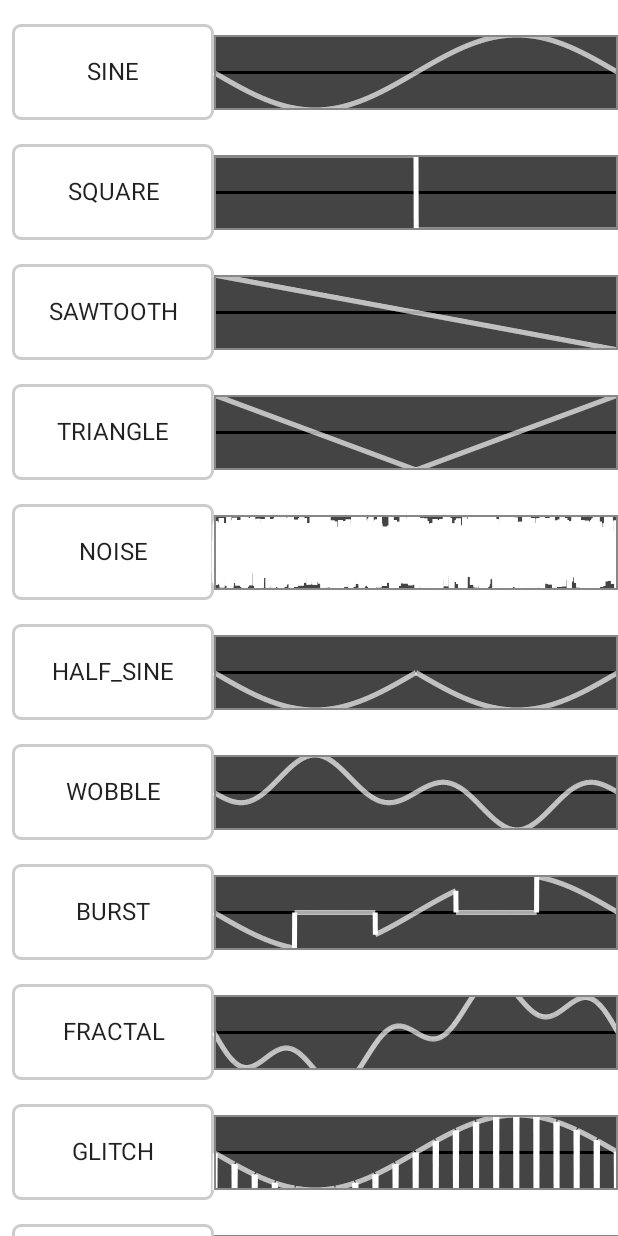
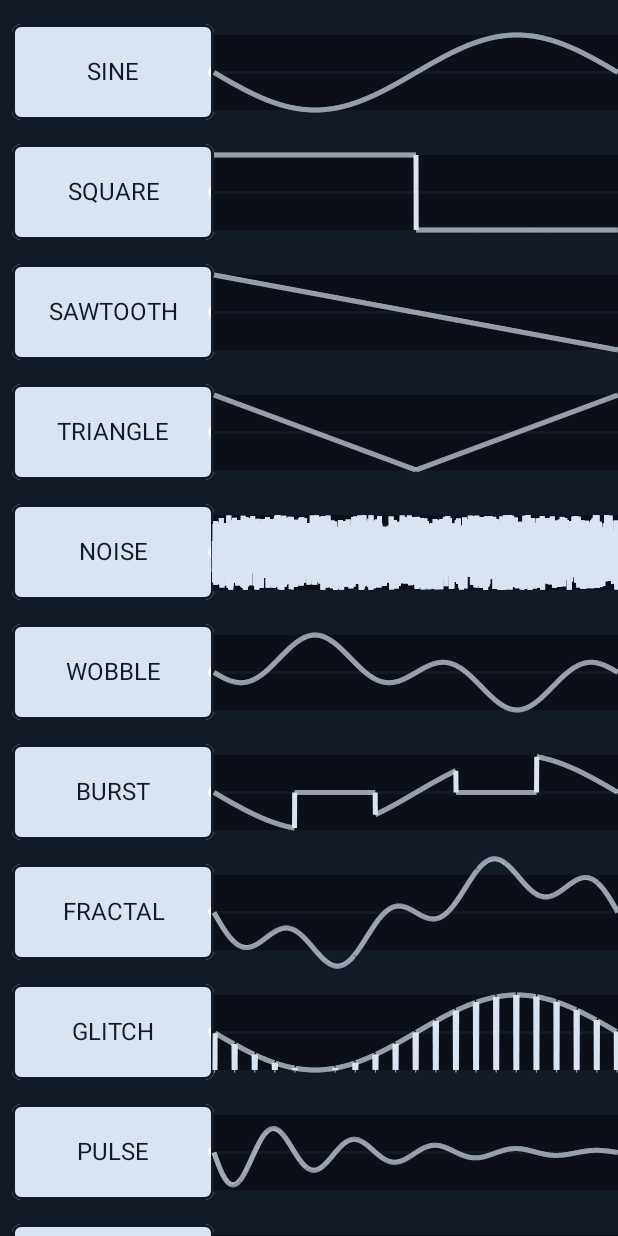
Before and after one commit to Borkec/splinter, an Android app built with Jetpack Compose: the screen it shows after launch (MainActivity), after a tap on "SINE", on a phone screen of 412 x 824 dp. Run offline under Robolectric (Android 15) with nearby library versions, the phone set to English and light mode, and no system bars; 8 statements that could not run were skipped.

Commit message:
[SP-2] Add app style

```diff
--- a/app/build.gradle.kts
+++ b/app/build.gradle.kts
@@ -72,7 +72,6 @@ dependencies {
     implementation(libs.lifecycle.viewmodel.compose)
     implementation(libs.compose.ui)
     implementation(libs.compose.material)
-
     implementation(libs.koin.android.compose)
 
     implementation(libs.oboe)
--- a/app/src/main/java/com/sintegra/splinter/model/WaveModel.kt
+++ b/app/src/main/java/com/sintegra/splinter/model/WaveModel.kt
@@ -64,12 +64,6 @@ enum class WaveType(val generator: (FloatArray, Int, Int) -> Unit) {
         }
     ),
 
-    HALF_SINE(
-        { array, i, size ->
-            array[i] = abs(sin(i.toFloat() / size.toFloat() * 2 * PI)).toFloat()
-        }
-    ),
-
     WOBBLE(
         { array, i, size ->
             val normalized = i.toFloat() / size
--- a/app/src/main/java/com/sintegra/splinter/ui/MainActivity.kt
+++ b/app/src/main/java/com/sintegra/splinter/ui/MainActivity.kt
@@ -19,6 +19,8 @@ package com.sintegra.splinter.ui
 import android.content.Context
 import android.media.AudioManager
 import android.os.Bundle
+import android.util.Log
+import android.view.View
 import androidx.activity.ComponentActivity
 import androidx.activity.compose.setContent
 import androidx.compose.foundation.layout.fillMaxSize
@@ -33,20 +35,26 @@ class MainActivity : ComponentActivity() {
 
     override fun onCreate(savedInstanceState: Bundle?) {
         super.onCreate(savedInstanceState)
+        window.decorView.systemUiVisibility = View.SYSTEM_UI_FLAG_FULLSCREEN
         NativeAudioBridge.openAudioStream()
         setDefaultStreamValues()
 
+
         setContent {
             SplinterTheme {
-                // A surface container using the 'background' color from the theme
                 Surface(
                     modifier = Modifier.fillMaxSize(),
-                    color = MaterialTheme.colors.background
+                    color =  MaterialTheme.colors.background.also { Log.d("debug_log", "$it") }
                 ) {
                     MainScreen()
                 }
             }
         }
+    }
+
+    override fun onResume() {
+        super.onResume()
+        window.decorView.systemUiVisibility = View.SYSTEM_UI_FLAG_FULLSCREEN
     }
 
     override fun onDestroy() {
--- a/app/src/main/java/com/sintegra/splinter/ui/mainscreen/MainScreen.kt
+++ b/app/src/main/java/com/sintegra/splinter/ui/mainscreen/MainScreen.kt
@@ -2,6 +2,8 @@ package com.sintegra.splinter.ui.mainscreen
 
 import androidx.compose.foundation.background
 import androidx.compose.foundation.layout.Box
+import androidx.compose.foundation.layout.fillMaxSize
+import androidx.compose.material.MaterialTheme
 import androidx.compose.runtime.Composable
 import androidx.compose.runtime.collectAsState
 import androidx.compose.runtime.getValue
@@ -52,17 +54,19 @@ fun MainScreenContent(
     onWaveSave: () -> Unit
 ) {
 
-    Box {
+    Box(
+        modifier = Modifier
+    ) {
         when (screenViewState.screen) {
             CurrentScreen.MAIN -> {
                 SplinterArea(
-                    Modifier.background(Color.Black),
                     overlay = { modifier ->
 
                     },
                     onPressed,
                     onHold,
-                    onRelease
+                    onRelease,
+                    Modifier
                 )
 
                 WavePicker(selectedWave, onWavePicked, onCustomWaveClicked)
@@ -81,6 +85,17 @@ fun MainScreenContent(
 @Composable
 fun DefaultPreview() {
     SplinterTheme {
-        MainScreenContent(MainViewSate.SelectedWave.initial, MainViewSate.ScreenViewState(CurrentScreen.MAIN), {}, { _, _ -> }, {}, {}, {}, {}, {}, {}, {})
+        MainScreenContent(
+            MainViewSate.SelectedWave.initial,
+            MainViewSate.ScreenViewState(CurrentScreen.MAIN),
+            {},
+            { _, _ -> },
+            {},
+            {},
+            {},
+            {},
+            {},
+            {},
+            {})
     }
 }
--- a/app/src/main/java/com/sintegra/splinter/ui/mainscreen/SplinterArea.kt
+++ b/app/src/main/java/com/sintegra/splinter/ui/mainscreen/SplinterArea.kt
@@ -1,8 +1,10 @@
 package com.sintegra.splinter.ui.mainscreen
 
 import androidx.compose.foundation.Canvas
+import androidx.compose.foundation.background
 import androidx.compose.foundation.gestures.detectDragGestures
 import androidx.compose.foundation.layout.fillMaxSize
+import androidx.compose.material.MaterialTheme
 import androidx.compose.material.Surface
 import androidx.compose.runtime.Composable
 import androidx.compose.runtime.LaunchedEffect
@@ -19,21 +21,22 @@ import androidx.compose.ui.graphics.graphicsLayer
 import androidx.compose.ui.input.pointer.PointerEventType
 import androidx.compose.ui.input.pointer.PointerInputScope
 import androidx.compose.ui.input.pointer.pointerInput
+import androidx.compose.ui.tooling.preview.Preview
 import androidx.compose.ui.zIndex
 import kotlinx.coroutines.delay
 import java.util.UUID
 
 @Composable
 fun SplinterArea(
-    modifier: Modifier = Modifier,
     overlay: @Composable (Modifier) -> Unit,
     onPressed: () -> Unit,
     onHold: (Float, Float) -> Unit,
-    onRelease: () -> Unit
+    onRelease: () -> Unit,
+    modifier: Modifier = Modifier
 ) {
     val touchCoords: MutableState<Offset?> = remember { mutableStateOf(null) }
+    val points: MutableState<List<TouchPoint>> = remember { mutableStateOf(emptyList()) }
 
-    val points: MutableState<List<TouchPoint>> = remember { mutableStateOf(emptyList()) }
     val fadeDuration = 100L
 
     LaunchedEffect(points) {
@@ -51,26 +54,31 @@ fun SplinterArea(
         }
     }
 
+    val pointerColor = MaterialTheme.colors.primary
 
-    Surface(Modifier
+    Surface(
+        modifier = modifier
             .fillMaxSize()
             .pointerInput(Unit) {
                 getPointerInput(touchCoords, onPressed, onHold, onRelease)
             }
             .pointerInput(Unit) {
                 getDragInput(points)
-        }
+            },
+        color = MaterialTheme.colors.background
     ) {
 
         overlay(Modifier.zIndex(1f))
 
-        Canvas(Modifier.graphicsLayer(renderEffect = BlurEffect(5f, 5f))) {
-            for (i in 0 until points.value.size - 1) { // Stop at the second-to-last element
+        Canvas(
+            modifier = Modifier.graphicsLayer(renderEffect = BlurEffect(5f, 5f))
+        ) {
+            for (i in 0 until points.value.size - 1) {
                 val current = points.value[i]
                 val next = points.value[i + 1]
 
                 drawLine(
-                    Color.LightGray,
+                    pointerColor,
                     current.position,
                     next.position,
                     strokeWidth = 20f * current.alpha,
@@ -82,8 +90,13 @@ fun SplinterArea(
         }
 
         touchCoords.value?.let { midPoint ->
-            Canvas(Modifier) {
-                SplinterPointer(midPoint)
+            Canvas(
+                modifier = Modifier
+            ) {
+                SplinterPointer(
+                    midPoint = midPoint,
+                    color = pointerColor
+                )
             }
         }
     }
@@ -130,6 +143,12 @@ suspend fun PointerInputScope.getDragInput(
     )
 }
 
+@Preview
+@Composable
+fun SplinterAreaPreview() {
+    SplinterArea({}, {}, { _, _ -> }, {})
+}
+
 data class TouchPoint(
     val id: String = UUID.randomUUID().toString(),
     val position: Offset,
--- a/app/src/main/java/com/sintegra/splinter/ui/mainscreen/WaveGraph.kt
+++ b/app/src/main/java/com/sintegra/splinter/ui/mainscreen/WaveGraph.kt
@@ -2,14 +2,14 @@ package com.sintegra.splinter.ui.mainscreen
 
 import androidx.compose.foundation.Canvas
 import androidx.compose.foundation.background
-import androidx.compose.foundation.border
 import androidx.compose.foundation.layout.height
+import androidx.compose.material.MaterialTheme
 import androidx.compose.runtime.Composable
 import androidx.compose.runtime.remember
 import androidx.compose.ui.Modifier
 import androidx.compose.ui.geometry.Offset
-import androidx.compose.ui.graphics.Color
 import androidx.compose.ui.graphics.PointMode
+import androidx.compose.ui.tooling.preview.Preview
 import androidx.compose.ui.unit.dp
 
 @Composable
@@ -21,18 +21,17 @@ fun WaveGraph(
 
     val xIndices = remember { List(resolution) { it.toFloat() / resolution.toFloat() } }
 
-    //    val cursorPositionNorm = cursorPosition.toFloat() / resolution.toFloat()
+    val lineColor = MaterialTheme.colors.background
+    val pointColor = MaterialTheme.colors.primary
 
     Canvas(
         modifier = modifier
             .height(50.dp)
-            .background(Color.DarkGray)
-            .border(width = 1.dp, color = Color.Gray)
-
+            .background(MaterialTheme.colors.onBackground)
     ) {
 
         drawLine(
-            color = Color.Black,
+            color = lineColor,
             start = Offset(0f, size.height / 2),
             end = Offset(size.width, size.height / 2),
             strokeWidth = 3f
@@ -41,15 +40,14 @@ fun WaveGraph(
         drawPoints(
             points = xIndices.zip(points).map { (x, y) -> Offset(x * size.width, (size.height / 2) + y * (size.height / 2)) },
             pointMode = PointMode.Polygon,
-            color = Color.White,
+            color = pointColor,
             strokeWidth = 5f
         )
-
-        //        drawLine(
-        //            color = Color.Blue,
-        //            start = Offset(cursorPositionNorm * size.width, 0f),
-        //            end = Offset(cursorPositionNorm * size.width, size.height),
-        //            strokeWidth = 3f
-        //        )
     }
 }
+
+@Preview
+@Composable
+fun WaveGraphPreview(modifier: Modifier = Modifier) {
+    WaveGraph(listOf())
+}
--- a/app/src/main/java/com/sintegra/splinter/ui/mainscreen/WavePicker.kt
+++ b/app/src/main/java/com/sintegra/splinter/ui/mainscreen/WavePicker.kt
@@ -3,6 +3,7 @@ package com.sintegra.splinter.ui.mainscreen
 import androidx.compose.animation.AnimatedVisibility
 import androidx.compose.animation.fadeIn
 import androidx.compose.animation.fadeOut
+import androidx.compose.foundation.background
 import androidx.compose.foundation.border
 import androidx.compose.foundation.clickable
 import androidx.compose.foundation.layout.Arrangement
@@ -15,6 +16,7 @@ import androidx.compose.foundation.layout.padding
 import androidx.compose.foundation.lazy.LazyColumn
 import androidx.compose.foundation.lazy.items
 import androidx.compose.foundation.shape.RoundedCornerShape
+import androidx.compose.material.MaterialTheme
 import androidx.compose.material.Text
 import androidx.compose.runtime.Composable
 import androidx.compose.runtime.getValue
@@ -54,7 +56,7 @@ fun WavePicker(
     }
     AnimatedVisibility(expanded, enter = fadeIn(), exit = fadeOut()) {
         LazyColumn(modifier.fillMaxHeight(), verticalArrangement = Arrangement.Top) {
-            items(MainViewSate.SelectedWave.common) { waveState ->
+            items(MainViewSate.SelectedWave.common, key = { it.waveType }) { waveState ->
                 WavePickerElement(
                     selectedWave = waveState,
                     onClick = {
@@ -91,10 +93,10 @@ fun WavePickerElement(
             Modifier
                 .fillMaxHeight()
                 .weight(1f)
-                .border(2.dp, Color.LightGray, RoundedCornerShape(6.dp))
+                .border(2.dp, color = MaterialTheme.colors.background, shape = RoundedCornerShape(6.dp))
+                .background(MaterialTheme.colors.primary, shape = RoundedCornerShape(6.dp))
                 .clickable { onClick() }
                 .drawBehind {
-
                     drawCircle(Color.White, radius = 6f, center = Offset(size.center.x + size.width / 2, size.center.y))
                 },
             contentAlignment = Alignment.Center
@@ -102,7 +104,8 @@ fun WavePickerElement(
             Text(
                 fontSize = 16.sp,
                 text = selectedWave.waveName,
-                textAlign = TextAlign.Center
+                textAlign = TextAlign.Center,
+                color = MaterialTheme.colors.background
             )
         }
 
--- a/app/src/main/java/com/sintegra/splinter/ui/theme/Color.kt
+++ b/app/src/main/java/com/sintegra/splinter/ui/theme/Color.kt
@@ -2,7 +2,10 @@ package com.sintegra.splinter.ui.theme
 
 import androidx.compose.ui.graphics.Color
 
-val Purple200 = Color(0xFFBB86FC)
-val Purple500 = Color(0xFF6200EE)
-val Purple700 = Color(0xFF3700B3)
-val Teal200 = Color(0xFF03DAC5)
+val White = Color(0xFFFEFEFE)
+val Teal200 = Color(0xFFDAE3f1)
+val Teal400 = Color(0xFFDAE3F1)
+val Teal600 = Color(0xFF34507E)
+val Teal800 = Color(0xFF121A26)
+val Teal1000 = Color(0xFF0D0F18)
+val Purple800 = Color(0xFF1F1346)
--- a/app/src/main/java/com/sintegra/splinter/ui/theme/Theme.kt
+++ b/app/src/main/java/com/sintegra/splinter/ui/theme/Theme.kt
@@ -1,42 +1,24 @@
 package com.sintegra.splinter.ui.theme
 
-import androidx.compose.foundation.isSystemInDarkTheme
 import androidx.compose.material.MaterialTheme
-import androidx.compose.material.darkColors
 import androidx.compose.material.lightColors
 import androidx.compose.runtime.Composable
 
-private val DarkColorPalette = darkColors(
-    primary = Purple200,
-    primaryVariant = Purple700,
-    secondary = Teal200
-)
-
-private val LightColorPalette = lightColors(
-    primary = Purple500,
-    primaryVariant = Purple700,
-    secondary = Teal200
-
-    /* Other default colors to override
-    background = Color.White,
-    surface = Color.White,
-    onPrimary = Color.White,
-    onSecondary = Color.Black,
-    onBackground = Color.Black,
-    onSurface = Color.Black,
-    */
+private val SplinterColorPalette = lightColors(
+    primary = Teal200,
+    primaryVariant = Teal600,
+    secondary = White,
+    background = Teal800,
+    onBackground = Teal1000,
+    surface = Teal400,
 )
 
 @Composable
-fun SplinterTheme(darkTheme: Boolean = isSystemInDarkTheme(), content: @Composable () -> Unit) {
-    val colors = if (darkTheme) {
-        DarkColorPalette
-    } else {
-        LightColorPalette
-    }
+fun SplinterTheme(content: @Composable () -> Unit) {
+
 
     MaterialTheme(
-        colors = colors,
+        colors = SplinterColorPalette,
         typography = Typography,
         shapes = Shapes,
         content = content
--- a/app/src/main/java/com/sintegra/splinter/ui/theme/Type.kt
+++ b/app/src/main/java/com/sintegra/splinter/ui/theme/Type.kt
@@ -4,17 +4,19 @@ import androidx.compose.material.Typography
 import androidx.compose.ui.text.TextStyle
 import androidx.compose.ui.text.font.FontFamily
 import androidx.compose.ui.text.font.FontWeight
+import androidx.compose.ui.text.googlefonts.GoogleFont
 import androidx.compose.ui.unit.sp
+import com.sintegra.splinter.R
 
 // Set of Material typography styles to start with
 val Typography = Typography(
     body1 = TextStyle(
-        fontFamily = FontFamily.Default,
+        fontFamily = FontFamily.SansSerif,
         fontWeight = FontWeight.Normal,
         fontSize = 24.sp
     ),
     button = TextStyle(
-        fontFamily = FontFamily.Default,
+        fontFamily = FontFamily.SansSerif,
         fontWeight = FontWeight.W500,
         fontSize = 20.sp
     )
--- a/gradle/libs.versions.toml
+++ b/gradle/libs.versions.toml
@@ -12,7 +12,6 @@ compose = "1.7.6"
 activity = "1.9.3"
 oboe = "1.9.3"
 koin = "3.5.0"
-material3Android = "1.3.1"
 
 [libraries]
 androidx-core-ktx = { group = "androidx.core", name = "core-ktx", version.ref = "coreKtx" }
@@ -33,11 +32,8 @@ compose-material = { group = "androidx.compose.material", name = "material", ver
 compose-junit4 = { group = "androidx.compose.ui", name = "ui-test-junit4", version.ref = "compose" }
 compose-ui-tooling = { group = "androidx.compose.ui", name = "ui-tooling", version.ref = "compose" }
 compose-ui-testing-manifest = { group = "androidx.compose.ui", name = "ui-test-manifest", version.ref = "compose" }
-koin-android = { group = "io.insert-koin", name = "koin-androidx", version.ref = "koin" }
 koin-android-compose = { group = "io.insert-koin", name = "koin-androidx-compose", version.ref = "koin" }
-koin-android-compose-viewmodel = { group = "io.insert-koin", name = "koin-compose-viewmodel", version.ref = "koin" }
 oboe = { group = "com.google.oboe", name = "oboe", version.ref = "oboe" }
-androidx-material3-android = { group = "androidx.compose.material3", name = "material3-android", version.ref = "material3Android" }
 
 
 
```
Also changed, not shown: app/src/main/java/com/sintegra/splinter/ui/mainscreen/EditableWaveGraph.kt (+17 -13 lines), app/src/main/java/com/sintegra/splinter/ui/mainscreen/SplinterPointer.kt (+3 -4 lines). Lines whose indentation alone changed are shown as unchanged.
